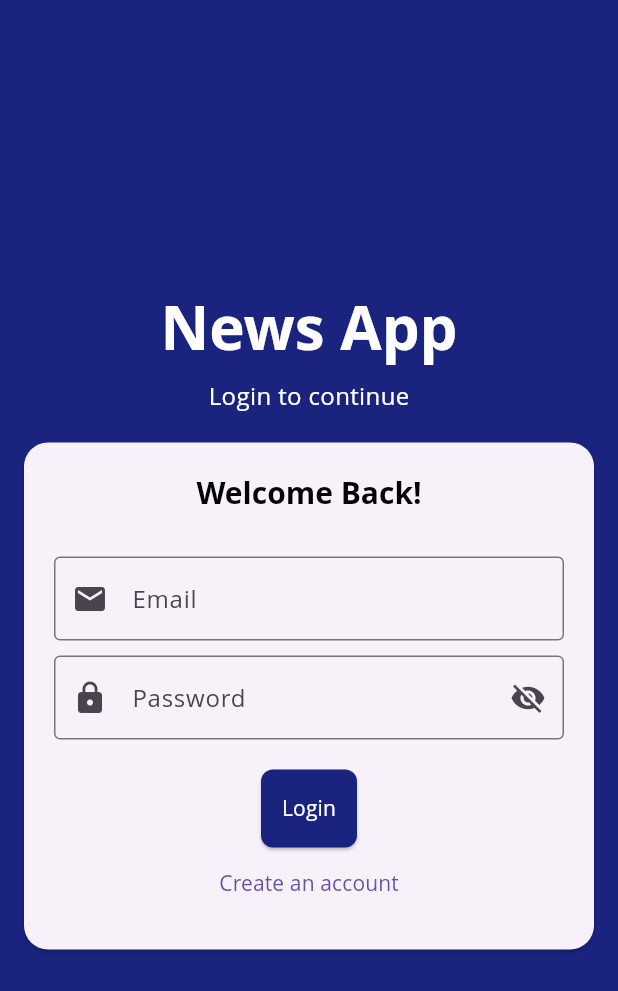
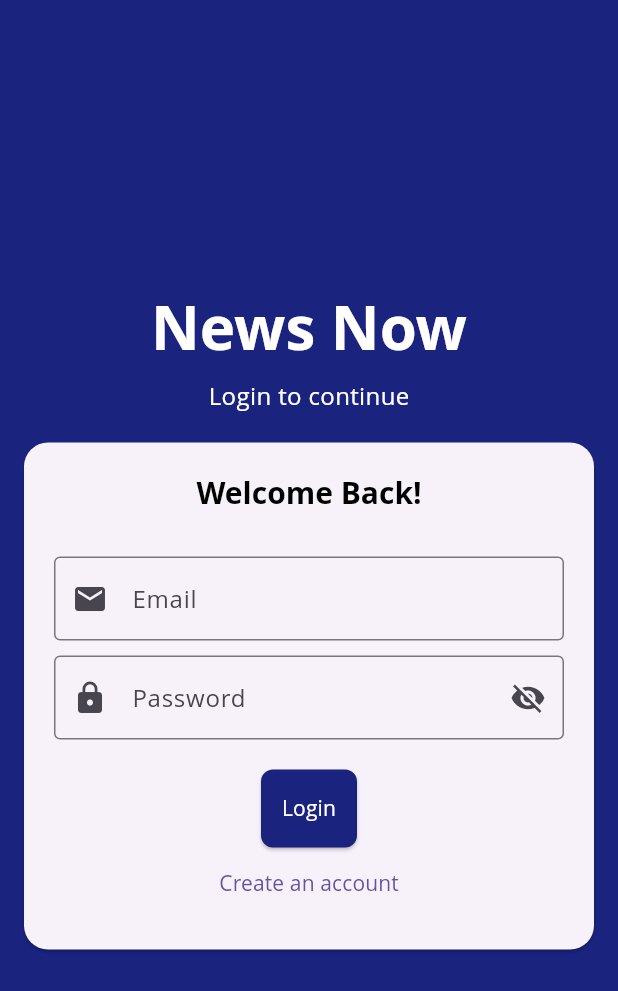
Before and after one commit to nrahil/News_application, a Flutter app: the screen it shows after launch, on a phone screen of 412 x 824 dp. Shown: the top 991 px of the screen. Run offline on Flutter 3.47's test engine with Material 3 defaults, Android fonts, the phone set to English and light mode, and no system bars; our stand-ins replace carousel_slider, cloud_firestore, firebase_auth, firebase_core, shared_preferences; accounts and stored records are empty; Roboto replaces fonts that are missing (Open Sans).

Commit message:
minor changes

```diff
--- a/lib/pages/home_page.dart
+++ b/lib/pages/home_page.dart
@@ -49,7 +49,7 @@ class _HomePageState extends State<HomePage> {
   @override
   Widget build(BuildContext context) {
     return Scaffold(
-      appBar: const CustomAppBar(title: "NewsApp"),
+      appBar: const CustomAppBar(title: "NewsNow"),
       body: SingleChildScrollView(
         child: Column(
           children: [
--- a/lib/pages/login_page.dart
+++ b/lib/pages/login_page.dart
@@ -83,7 +83,7 @@ class _LoginPageState extends State<LoginPage> {
               Column(
                 children: [
                   Text(
-                    'News App',
+                    'News Now',
                     style: Theme.of(context).textTheme.headlineSmall!.copyWith(
                       color: isDark ? Colors.white : Colors.white,
                       fontSize: 40,
```
